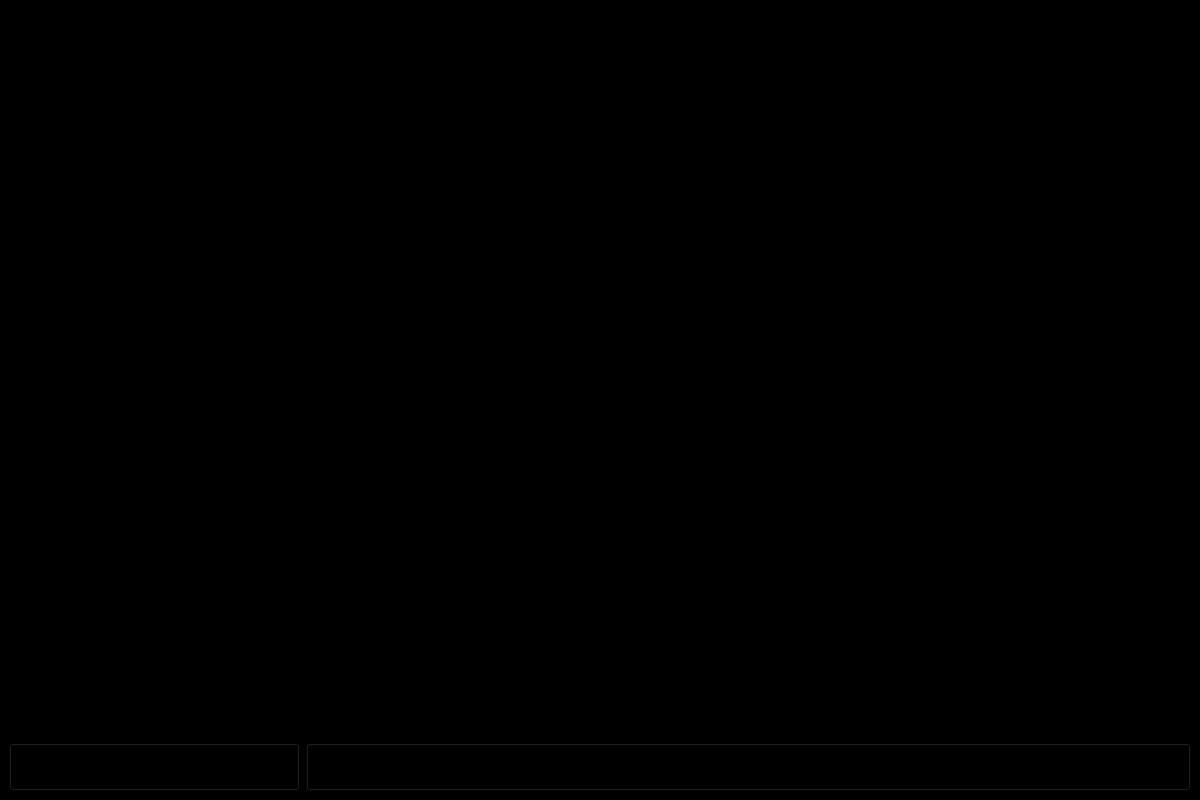
Before: the Qt Designer form transaction_cc.ui in acmpesuecc/GrowPal, drawn with Qt 5.
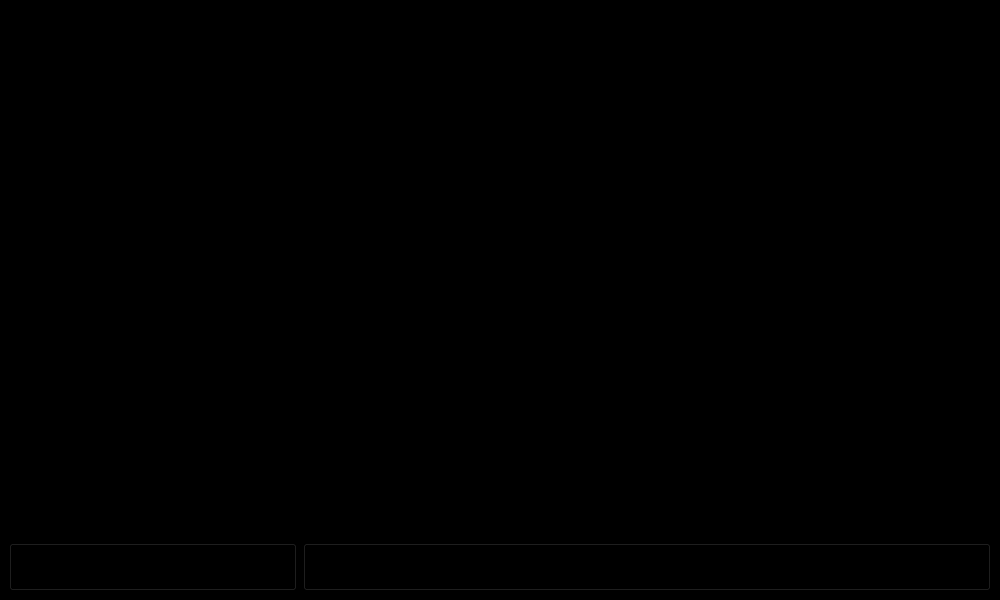
After: the same form once the commit is applied. Icons and pictures are not drawn.

```diff
--- a/transaction_cc.ui
+++ b/transaction_cc.ui
@@ -6,14 +6,14 @@
    <rect>
     <x>0</x>
     <y>0</y>
-    <width>1200</width>
-    <height>800</height>
+    <width>1000</width>
+    <height>600</height>
    </rect>
   </property>
   <property name="minimumSize">
    <size>
-    <width>1200</width>
-    <height>800</height>
+    <width>1000</width>
+    <height>600</height>
    </size>
   </property>
   <property name="maximumSize">
```
